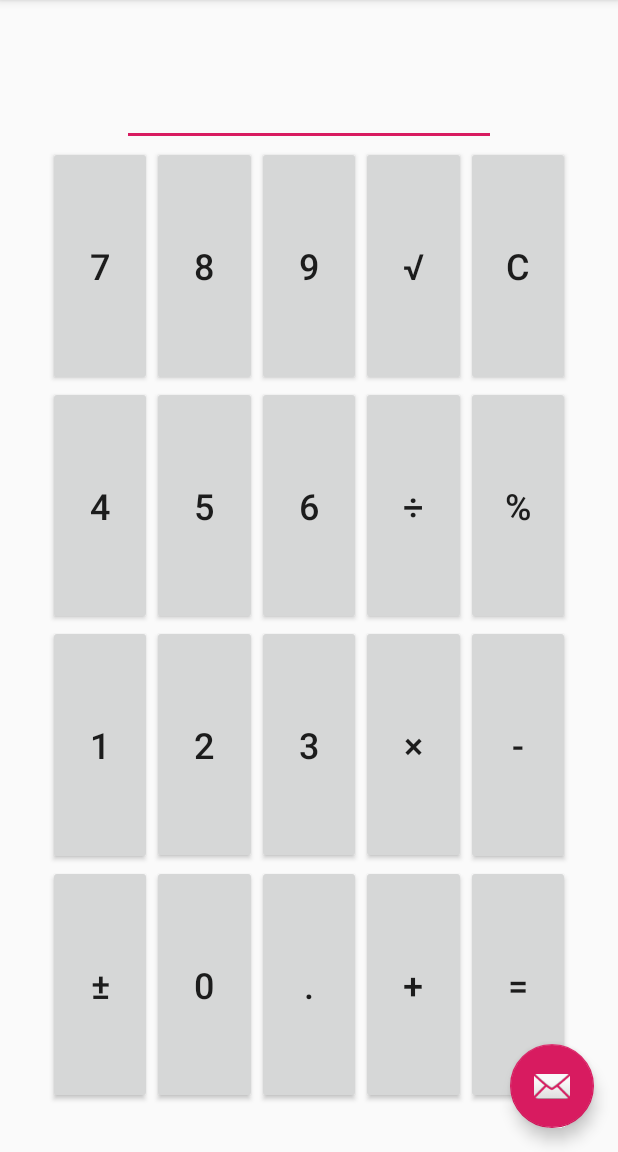
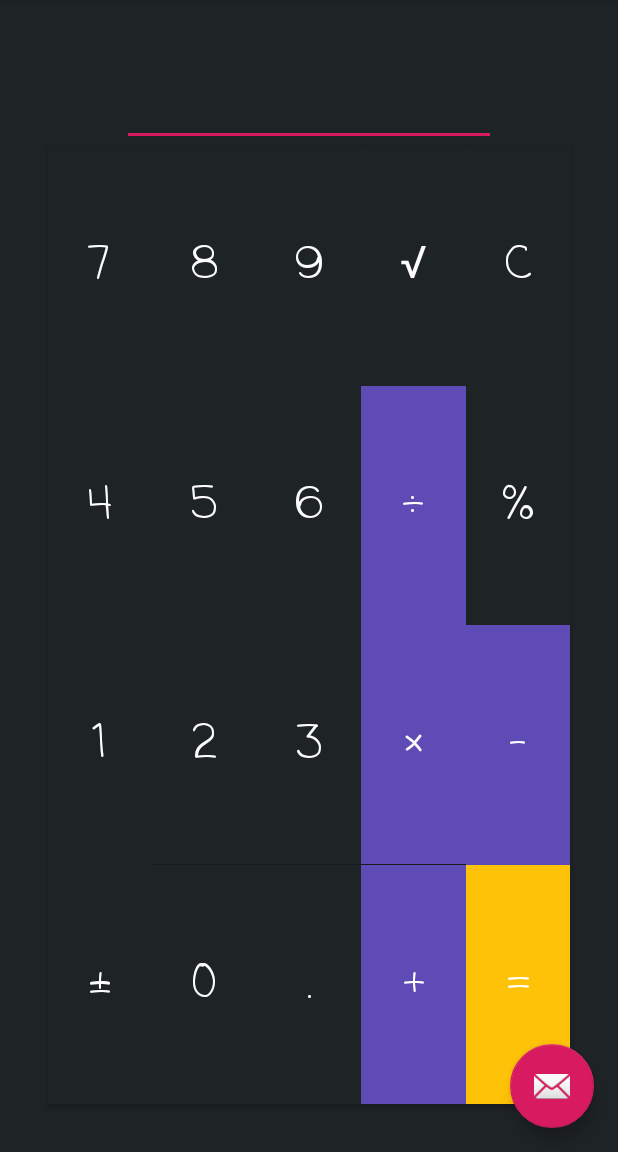
Before and after one commit to MatthewSMinor/CalculatorAndroidApp, an Android app: the screen it shows after launch (MainActivity), on a phone screen of 412 x 824 dp, the part 84-1236 px from its top. Run offline under Robolectric (Android 15) with nearby library versions, the phone set to English and light mode, and no system bars.

Commit message:
Worked heavily on design and UI.

```diff
--- a/app/src/main/res/layout/content_main.xml
+++ b/app/src/main/res/layout/content_main.xml
@@ -6,15 +6,19 @@
     android:layout_height="match_parent"
     app:layout_behavior="@string/appbar_scrolling_view_behavior"
     tools:context=".MainActivity"
-    tools:showIn="@layout/activity_main">
+    tools:showIn="@layout/activity_main"
+    android:background="@color/myDark" >
 
     <Button
         android:id="@+id/btnDivide"
         android:layout_width="0dp"
         android:layout_height="0dp"
+        android:background="@color/myBlue"
+        android:fontFamily="casual"
         android:onClick="btnDivideClicked"
         android:text="@string/divide"
-        android:textSize="24sp"
+        android:textColor="@color/colorPrimaryDark"
+        android:textSize="30sp"
         app:layout_constraintBottom_toTopOf="@+id/btnMultiply"
         app:layout_constraintEnd_toStartOf="@+id/btnPercent"
         app:layout_constraintHorizontal_bias="0.5"
@@ -25,9 +29,12 @@
         android:id="@+id/btnPercent"
         android:layout_width="0dp"
         android:layout_height="0dp"
+        android:background="@color/myDark"
+        android:fontFamily="casual"
         android:onClick="btnPercentClicked"
         android:text="@string/percent"
-        android:textSize="24sp"
+        android:textColor="@color/colorPrimaryDark"
+        android:textSize="30sp"
         app:layout_constraintBottom_toTopOf="@+id/btnMinus"
         app:layout_constraintEnd_toStartOf="@+id/guideline5"
         app:layout_constraintHorizontal_bias="0.5"
@@ -38,9 +45,12 @@
         android:id="@+id/btnEqual"
         android:layout_width="0dp"
         android:layout_height="0dp"
+        android:background="@color/myYellow"
+        android:fontFamily="casual"
         android:onClick="btnEqualClicked"
         android:text="@string/equal"
-        android:textSize="24sp"
+        android:textColor="@color/colorPrimaryDark"
+        android:textSize="30sp"
         app:layout_constraintBottom_toTopOf="@+id/guideline7"
         app:layout_constraintEnd_toStartOf="@+id/guideline5"
         app:layout_constraintHorizontal_bias="0.5"
@@ -51,9 +61,12 @@
         android:id="@+id/btnMinus"
         android:layout_width="0dp"
         android:layout_height="0dp"
+        android:background="@color/myBlue"
+        android:fontFamily="casual"
         android:onClick="btnMinusClicked"
         android:text="@string/subtract"
-        android:textSize="24sp"
+        android:textColor="@color/colorPrimaryDark"
+        android:textSize="30sp"
         app:layout_constraintBottom_toTopOf="@+id/btnEqual"
         app:layout_constraintEnd_toStartOf="@+id/guideline5"
         app:layout_constraintHorizontal_bias="0.5"
@@ -64,9 +77,12 @@
         android:id="@+id/btnClear"
         android:layout_width="0dp"
         android:layout_height="0dp"
+        android:background="@color/myDark"
+        android:fontFamily="casual"
         android:onClick="btnClearClicked"
         android:text="@string/clear"
-        android:textSize="24sp"
+        android:textColor="@color/colorPrimaryDark"
+        android:textSize="30sp"
         app:layout_constraintBottom_toTopOf="@+id/btnPercent"
         app:layout_constraintEnd_toStartOf="@+id/guideline5"
         app:layout_constraintHorizontal_bias="0.5"
@@ -77,9 +93,12 @@
         android:id="@+id/btnPlus"
         android:layout_width="0dp"
         android:layout_height="0dp"
+        android:background="@color/myBlue"
+        android:fontFamily="casual"
         android:onClick="btnPlusClicked"
         android:text="@string/plus"
-        android:textSize="24sp"
+        android:textColor="@color/colorPrimaryDark"
+        android:textSize="30sp"
         app:layout_constraintBottom_toTopOf="@+id/guideline7"
         app:layout_constraintEnd_toStartOf="@+id/btnEqual"
         app:layout_constraintHorizontal_bias="0.5"
@@ -90,9 +109,12 @@
         android:id="@+id/btnMultiply"
         android:layout_width="0dp"
         android:layout_height="0dp"
+        android:background="@color/myBlue"
+        android:fontFamily="casual"
         android:onClick="btnMultiplyClicked"
         android:text="@string/multiply"
-        android:textSize="24sp"
+        android:textColor="@color/colorPrimaryDark"
+        android:textSize="30sp"
         app:layout_constraintBottom_toTopOf="@+id/btnPlus"
         app:layout_constraintEnd_toStartOf="@+id/btnMinus"
         app:layout_constraintHorizontal_bias="0.5"
@@ -103,9 +125,12 @@
         android:id="@+id/btnSqaureRoot"
         android:layout_width="0dp"
         android:layout_height="0dp"
+        android:background="@color/myDark"
+        android:fontFamily="casual"
         android:onClick="btnSqrtClicked"
         android:text="@string/sqrt"
-        android:textSize="24sp"
+        android:textColor="@color/colorPrimaryDark"
+        android:textSize="30sp"
         app:layout_constraintBottom_toTopOf="@+id/btnDivide"
         app:layout_constraintEnd_toStartOf="@+id/btnClear"
         app:layout_constraintHorizontal_bias="0.5"
@@ -116,9 +141,12 @@
         android:id="@+id/btnSix"
         android:layout_width="0dp"
         android:layout_height="0dp"
+        android:background="@color/myDark"
+        android:fontFamily="casual"
         android:onClick="btnSixClicked"
         android:text="@string/six"
-        android:textSize="24sp"
+        android:textColor="@color/colorPrimaryDark"
+        android:textSize="30sp"
         app:layout_constraintBottom_toTopOf="@+id/btnThree"
         app:layout_constraintEnd_toStartOf="@+id/btnDivide"
         app:layout_constraintHorizontal_bias="0.5"
@@ -129,9 +157,12 @@
         android:id="@+id/btnDecimal"
         android:layout_width="0dp"
         android:layout_height="0dp"
+        android:background="@color/myDark"
+        android:fontFamily="casual"
         android:onClick="btnDecimalClicked"
         android:text="@string/decimal"
-        android:textSize="24sp"
+        android:textColor="@color/colorPrimaryDark"
+        android:textSize="30sp"
         app:layout_constraintBottom_toTopOf="@+id/guideline7"
         app:layout_constraintEnd_toStartOf="@+id/btnPlus"
         app:layout_constraintHorizontal_bias="0.5"
@@ -142,9 +173,12 @@
         android:id="@+id/btnThree"
         android:layout_width="0dp"
         android:layout_height="0dp"
+        android:background="@color/myDark"
+        android:fontFamily="casual"
         android:onClick="btnThreeClicked"
         android:text="@string/three"
-        android:textSize="24sp"
+        android:textColor="@color/colorPrimaryDark"
+        android:textSize="30sp"
         app:layout_constraintBottom_toTopOf="@+id/btnDecimal"
         app:layout_constraintEnd_toStartOf="@+id/btnMultiply"
         app:layout_constraintHorizontal_bias="0.5"
@@ -155,9 +189,12 @@
         android:id="@+id/btnNine"
         android:layout_width="0dp"
         android:layout_height="0dp"
+        android:background="@color/myDark"
+        android:fontFamily="casual"
         android:onClick="btnNineClicked"
         android:text="@string/nine"
-        android:textSize="24sp"
+        android:textColor="@color/colorPrimaryDark"
+        android:textSize="30sp"
         app:layout_constraintBottom_toTopOf="@+id/btnSix"
         app:layout_constraintEnd_toStartOf="@+id/btnSqaureRoot"
         app:layout_constraintHorizontal_bias="0.5"
@@ -168,9 +205,12 @@
         android:id="@+id/btnFive"
         android:layout_width="0dp"
         android:layout_height="0dp"
+        android:background="@color/myDark"
+        android:fontFamily="casual"
         android:onClick="btnFiveClicked"
         android:text="@string/five"
-        android:textSize="24sp"
+        android:textColor="@color/colorPrimaryDark"
+        android:textSize="30sp"
         app:layout_constraintBottom_toTopOf="@+id/btnTwo"
         app:layout_constraintEnd_toStartOf="@+id/btnSix"
         app:layout_constraintHorizontal_bias="0.5"
@@ -181,9 +221,12 @@
         android:id="@+id/btnZero"
         android:layout_width="0dp"
         android:layout_height="0dp"
+        android:background="@color/myDark"
+        android:fontFamily="casual"
         android:onClick="btnZeroClicked"
         android:text="@string/zero"
-        android:textSize="24sp"
+        android:textColor="@color/colorPrimaryDark"
+        android:textSize="30sp"
         app:layout_constraintBottom_toTopOf="@+id/guideline7"
         app:layout_constraintEnd_toStartOf="@+id/btnDecimal"
         app:layout_constraintHorizontal_bias="0.5"
@@ -194,9 +237,12 @@
         android:id="@+id/btnTwo"
         android:layout_width="0dp"
         android:layout_height="0dp"
+        android:background="@color/myDark"
+        android:fontFamily="casual"
         android:onClick="btnTwoClicked"
         android:text="@string/two"
-        android:textSize="24sp"
+        android:textColor="@color/colorPrimaryDark"
+        android:textSize="30sp"
         app:layout_constraintBottom_toTopOf="@+id/btnZero"
         app:layout_constraintEnd_toStartOf="@+id/btnThree"
         app:layout_constraintHorizontal_bias="0.5"
@@ -207,9 +253,12 @@
         android:id="@+id/btnEight"
         android:layout_width="0dp"
         android:layout_height="0dp"
+        android:background="@color/myDark"
+        android:fontFamily="casual"
         android:onClick="btnEightClicked"
         android:text="@string/eight"
-        android:textSize="24sp"
+        android:textColor="@color/colorPrimaryDark"
+        android:textSize="30sp"
         app:layout_constraintBottom_toTopOf="@+id/btnFive"
         app:layout_constraintEnd_toStartOf="@+id/btnNine"
         app:layout_constraintHorizontal_bias="0.5"
@@ -248,8 +297,11 @@
         android:id="@+id/btnPosNeg"
         android:layout_width="0dp"
         android:layout_height="0dp"
+        android:background="@color/myDark"
+        android:fontFamily="casual"
         android:text="@string/posNeg"
-        android:textSize="24sp"
+        android:textColor="@color/colorPrimaryDark"
+        android:textSize="30sp"
         app:layout_constraintBottom_toTopOf="@+id/guideline7"
         app:layout_constraintEnd_toStartOf="@+id/btnZero"
         app:layout_constraintHorizontal_bias="0.5"
@@ -260,9 +312,12 @@
         android:id="@+id/btnOne"
         android:layout_width="0dp"
         android:layout_height="0dp"
+        android:background="@color/myDark"
+        android:fontFamily="casual"
         android:onClick="btnOneClicked"
         android:text="@string/one"
-        android:textSize="24sp"
+        android:textColor="@color/colorPrimaryDark"
+        android:textSize="30sp"
         app:layout_constraintBottom_toTopOf="@+id/btnPosNeg"
         app:layout_constraintEnd_toStartOf="@+id/btnTwo"
         app:layout_constraintHorizontal_bias="0.5"
@@ -273,22 +328,28 @@
         android:id="@+id/btnFour"
         android:layout_width="0dp"
         android:layout_height="0dp"
+        android:background="@color/myDark"
+        android:fontFamily="casual"
         android:onClick="btnFourClicked"
         android:text="@string/four"
+        android:textColor="@color/colorPrimaryDark"
+        android:textSize="30sp"
         app:layout_constraintBottom_toTopOf="@+id/btnOne"
         app:layout_constraintEnd_toStartOf="@+id/btnFive"
         app:layout_constraintHorizontal_bias="0.5"
         app:layout_constraintStart_toEndOf="@+id/guideline4"
-        app:layout_constraintTop_toBottomOf="@+id/btnSeven"
-        android:textSize="24sp" />
+        app:layout_constraintTop_toBottomOf="@+id/btnSeven" />
 
     <Button
         android:id="@+id/btnSeven"
         android:layout_width="0dp"
         android:layout_height="0dp"
+        android:background="@color/myDark"
+        android:fontFamily="casual"
         android:onClick="btnSevenClicked"
         android:text="@string/seven"
-        android:textSize="24sp"
+        android:textColor="@color/colorPrimaryDark"
+        android:textSize="30sp"
         app:layout_constraintBottom_toTopOf="@+id/btnFour"
         app:layout_constraintEnd_toStartOf="@+id/btnEight"
         app:layout_constraintHorizontal_bias="0.5"
@@ -302,6 +363,7 @@
         android:ems="10"
         android:importantForAutofill="no"
         android:inputType="text"
+        android:textColor="@color/colorPrimaryDark"
         android:textSize="24sp"
         app:layout_constraintBottom_toTopOf="@+id/btnClear"
         app:layout_constraintEnd_toStartOf="@+id/guideline5"
--- a/app/src/main/res/values/colors.xml
+++ b/app/src/main/res/values/colors.xml
@@ -1,6 +1,9 @@
 <?xml version="1.0" encoding="utf-8"?>
 <resources>
     <color name="colorPrimary">#008577</color>
-    <color name="colorPrimaryDark">#00574B</color>
+    <color name="colorPrimaryDark">#fdfdfd</color>
     <color name="colorAccent">#D81B60</color>
+    <color name="myBlue">#5e4bb6</color>
+    <color name="myYellow">#fec208</color>
+    <color name="myDark">#1e2326</color>
 </resources>
```
